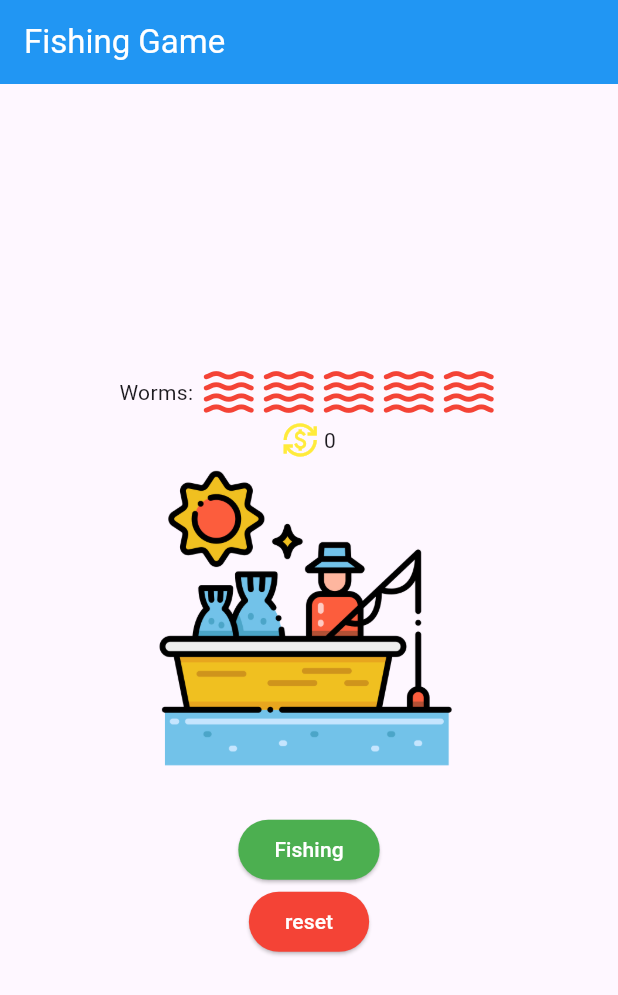
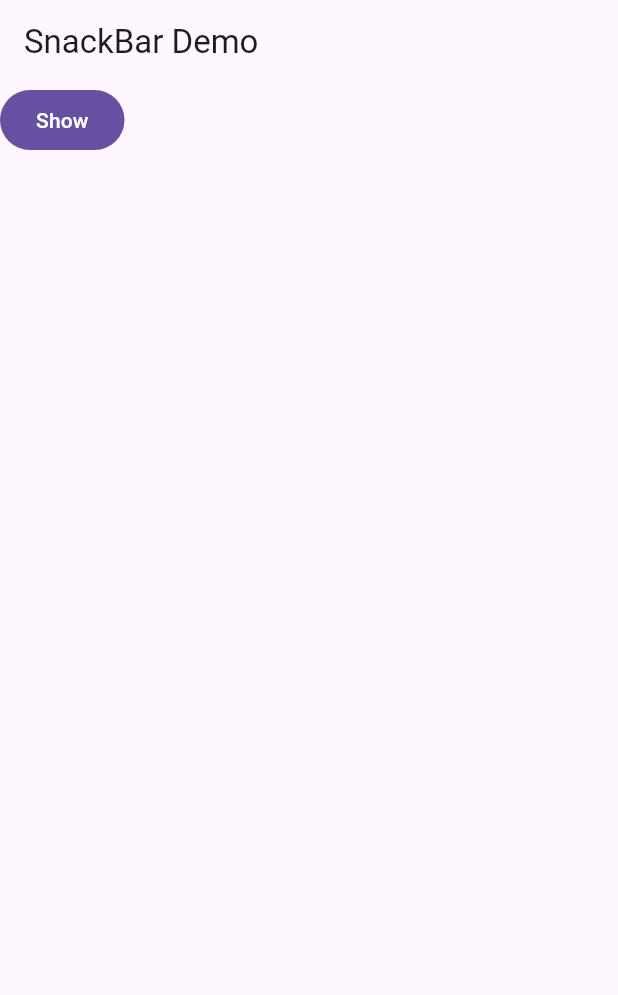
Before and after one commit to 6631501032/flutter_couse, a Flutter app: the screen it shows after launch, on a phone screen of 412 x 824 dp. Shown: the top 995 px of the screen. Run offline on Flutter 3.47's test engine with Material 3 defaults, Android fonts, the phone set to English and light mode, and no system bars.

Commit message:
Add snackbar demo

```diff
--- a/lib/main.dart
+++ b/lib/main.dart
@@ -1,6 +1,6 @@
 import 'package:flutter/material.dart';
-import 'fishing6631501032.dart';
+import 'package:flutter_couse/week09/snackbar_demo.dart';
 
 void main() {
-  runApp(MaterialApp(debugShowCheckedModeBanner: false, home: Fishing()));
+  runApp(MaterialApp(debugShowCheckedModeBanner: false, home: SnackBarDemo()));
 }
--- /dev/null
+++ b/lib/week09/snackbar_demo.dart
@@ -0,0 +1,34 @@
+import 'package:flutter/material.dart';
+
+
+class SnackBarDemo extends StatelessWidget {
+  const SnackBarDemo({super.key});
+
+
+  @override
+  Widget build(BuildContext context) {
+    return Scaffold(
+      appBar: AppBar(
+        title: const Text('SnackBar Demo'),
+      ),
+      body: FilledButton(
+        onPressed: () {
+          ScaffoldMessenger.of(context).showSnackBar(
+            SnackBar(
+              content: const Text('Hello Snackbar'),
+              duration: const Duration(seconds: 1), //default is 4 secs
+              action: SnackBarAction(
+                label: 'Undo',
+                onPressed: () {
+                  debugPrint('Undo something');
+                },
+              ),
+            ),
+          );
+
+        },
+        child: const Text('Show'),
+      ),
+    );
+  }
+}
```
